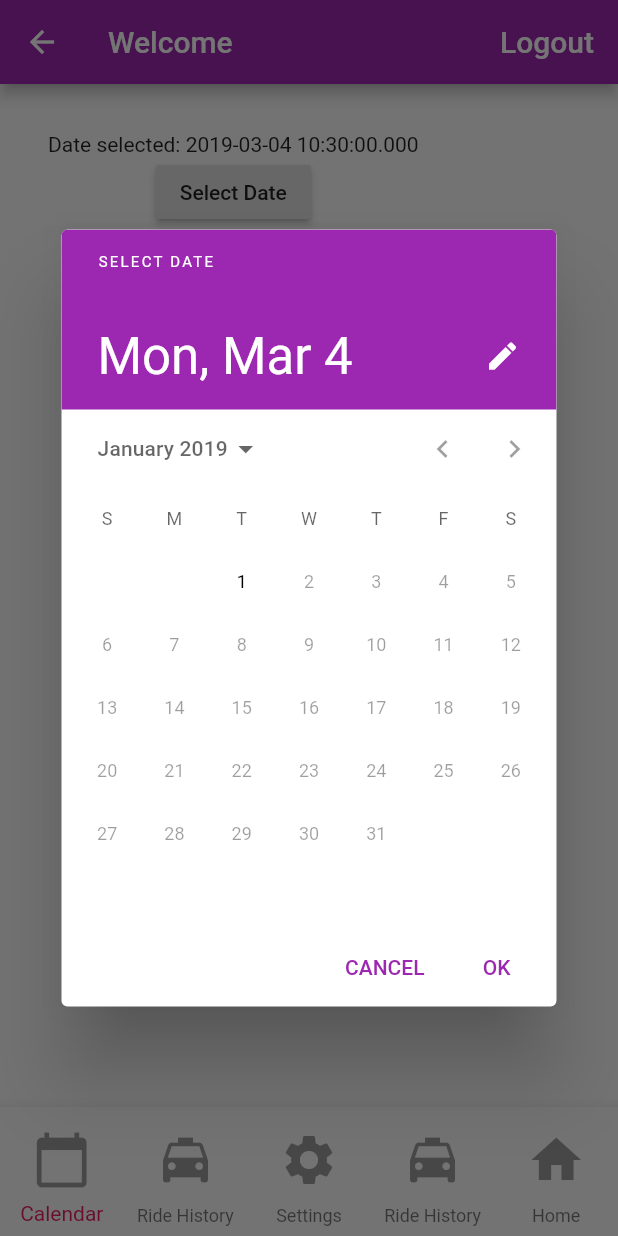
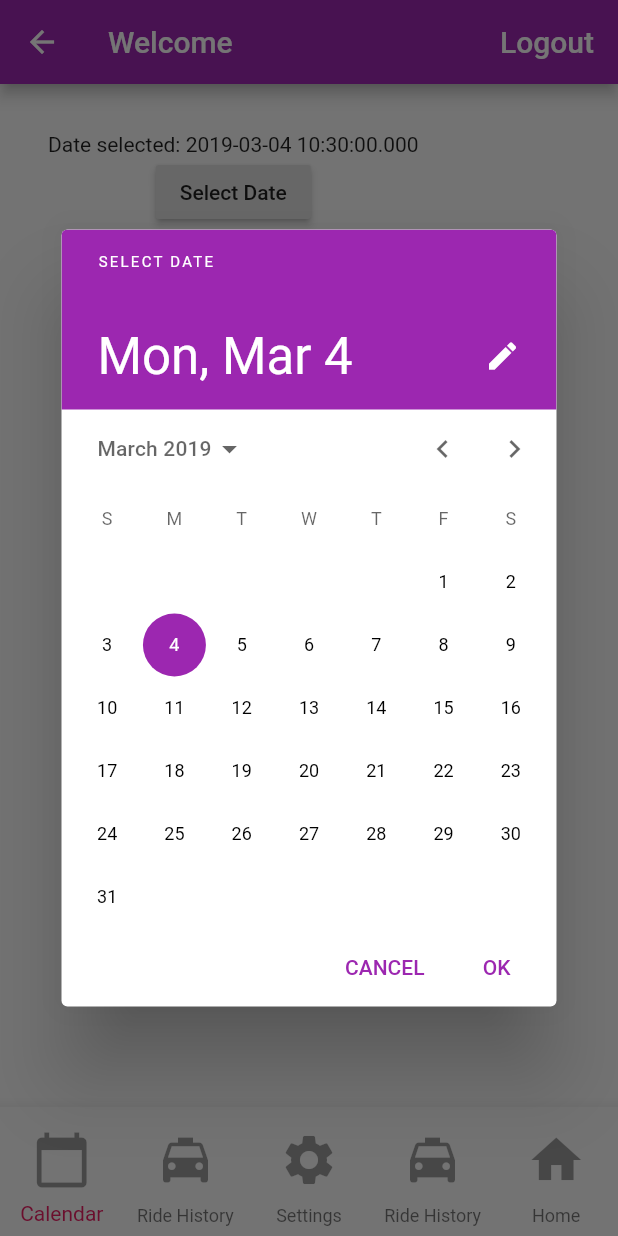
Before and after one commit to jessicavilches/UDrive, a Flutter app: the HomePage screen opened directly, after a tap on "Select Date", on a phone screen of 412 x 824 dp. Run offline on Flutter 3.47's test engine with Material 2 defaults, Android fonts, the phone set to English and light mode, and no system bars; our stand-ins replace cloud_firestore, firebase_auth; accounts and stored records are empty.

Commit message:
Mode workingg

```diff
--- a/lib/calendar.dart
+++ b/lib/calendar.dart
@@ -14,7 +14,7 @@ class _Calendar extends State<Calendar>{
           context: context,
           initialDate: _date,
           firstDate: new DateTime(DateTime.now().year),
-          lastDate: new DateTime(2019)
+          lastDate: new DateTime(2020)
       );
       if(picked != null && picked != _date){
         print('Date selected:  ${_date.toString()}');
--- a/lib/home_page.dart
+++ b/lib/home_page.dart
@@ -40,7 +40,7 @@ class _HomePageState extends State<HomePage>{
 
   @override
   Widget build(BuildContext context){
-    return new Scaffold(
+    return Scaffold(
       appBar: new AppBar(
         title: new Text('Welcome', style: new TextStyle(fontSize: 20.0)),
         actions: <Widget>[
--- a/lib/login_page.dart
+++ b/lib/login_page.dart
@@ -80,7 +80,8 @@ class _LoginPageState extends State<LoginPage> {
               globals.registeredSuccessfully = true;
               this._userID = userId;
               print('Registered user: $userId');
-              widget.onSignedIn();
+              _showDialogAlertGivenMessage('Registration completed. Please verify your email address');
+              //widget.onSignedIn();
             }
         } else if(_formType == FormType.forget){
           //FirebaseAuth.instance.sendPasswordResetEmail(email: _email);
```
